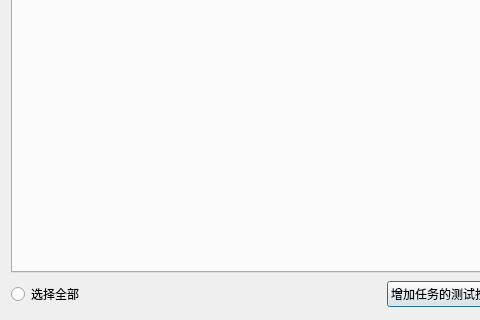
First picture: the form in RemoteBackUpSystem/TaskList.ui, repository THIRTEEN713/RemoteBackUpSystem, before the edit; both pictures show x 0 to 480 and y 180 to 500 of the 600 by 500 pixel window.
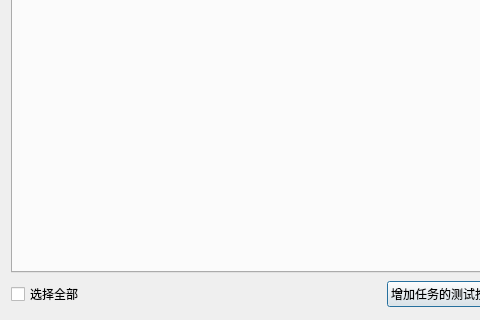
Second picture: the form after the edit.

What changed in the file:
```diff
--- a/RemoteBackUpSystem/TaskList.ui
+++ b/RemoteBackUpSystem/TaskList.ui
@@ -49,7 +49,7 @@
    <item>
     <layout class="QHBoxLayout" name="ToolLayout">
      <item>
-      <widget class="QRadioButton" name="CheckAll">
+      <widget class="QCheckBox" name="CheckAll">
        <property name="minimumSize">
         <size>
          <width>0</width>
```
